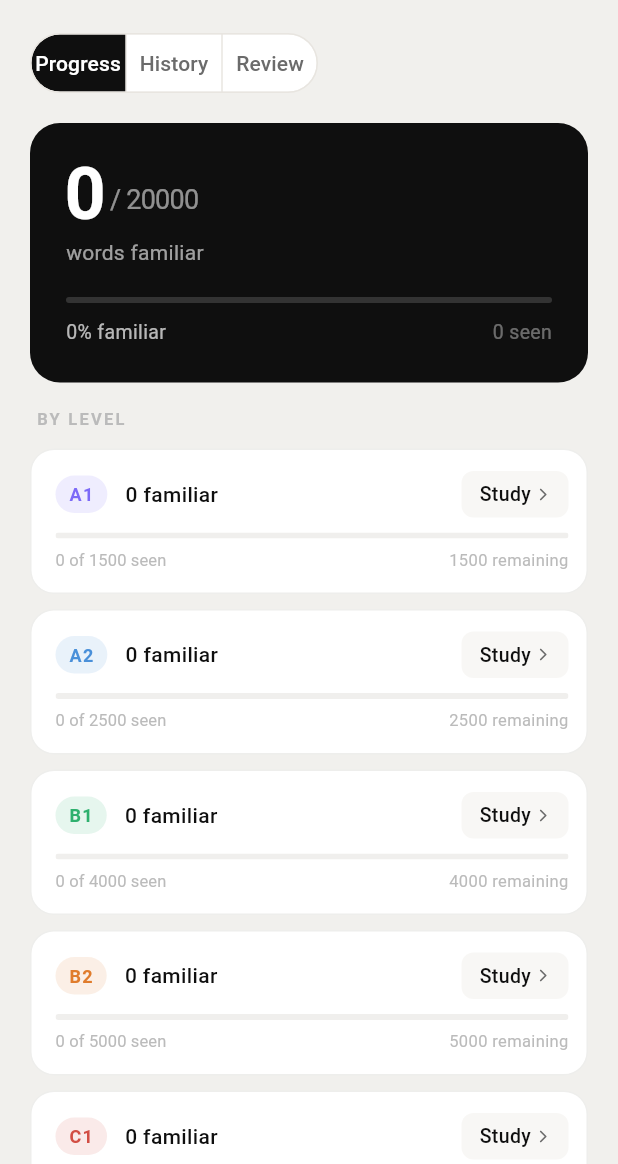
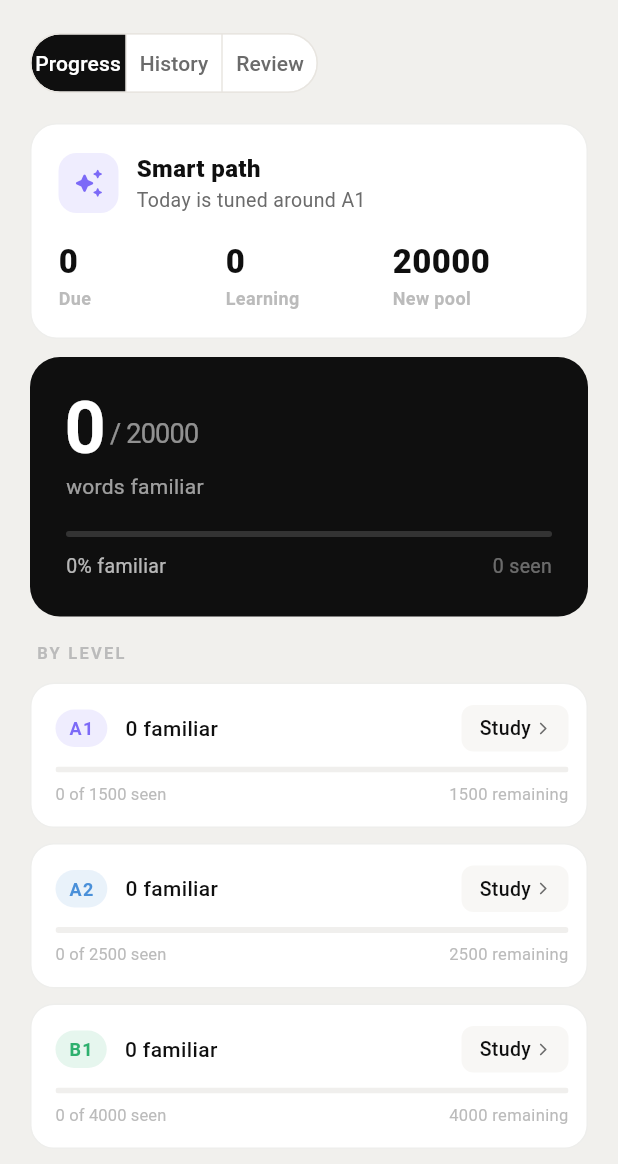
Before and after one commit to hollowha/word-swipe, a Flutter app: the DashboardScreen screen opened by its route, on a phone screen of 412 x 824 dp, the part 72-1236 px from its top. Run offline on Flutter 3.47's test engine with Material 3 defaults, Android fonts, the phone set to English and light mode, and no system bars; our stand-ins replace dio, flutter_riverpod, go_router, hive_flutter; missing offline and left inert: dart:html, dart:js_util; accounts and stored records are empty.

Commit message:
feat: implement smart deck functionality with metrics tracking
- Add SmartDeck and SmartDeckMetrics classes to manage vocabulary and learning statistics.
- Introduce study constants for CEFR levels and SRS intervals.
- Enhance SwipeRecord to include spaced repetition tracking and due dates.
- Update SwipeNotifier to manage new counts and due review completions.
- Modify StorageService to generate smart decks based on user progress and learning needs.
- Create SmartPathCard and TodayStatusPanel widgets for displaying smart deck statistics.
- Update SwipeScreen and DashboardScreen to integrate smart deck features.
- Add tests for smart deck functionality, including prioritization of due reviews and level progression.

```diff
--- /dev/null
+++ b/lib/models/smart_deck.dart
@@ -0,0 +1,29 @@
+import 'word.dart';
+
+class SmartDeckMetrics {
+  final String targetLevel;
+  final int dueReviewCount;
+  final int learningCount;
+  final int knowCount;
+  final int newCount;
+  final int totalCount;
+
+  const SmartDeckMetrics({
+    required this.targetLevel,
+    required this.dueReviewCount,
+    required this.learningCount,
+    required this.knowCount,
+    required this.newCount,
+    required this.totalCount,
+  });
+}
+
+class SmartDeck {
+  final List<Word> words;
+  final SmartDeckMetrics metrics;
+
+  const SmartDeck({
+    required this.words,
+    required this.metrics,
+  });
+}
--- a/lib/providers/word_providers.dart
+++ b/lib/providers/word_providers.dart
@@ -1,10 +1,12 @@
 import 'dart:math';
 import 'package:flutter_riverpod/flutter_riverpod.dart';
+import '../models/smart_deck.dart';
+import '../models/study_constants.dart';
 import '../models/word.dart';
 import '../services/asset_service.dart';
 import '../services/storage_service.dart';
 
-enum StudyDeckMode { normal, reviewLeftSwiped }
+enum StudyDeckMode { smart, normal, reviewLeftSwiped }
 
 final assetServiceProvider = Provider<AssetService>((ref) => AssetService());
 
@@ -13,7 +15,7 @@ final storageServiceProvider = Provider<StorageService>((ref) => StorageService(
 /// null = all levels
 final selectedLevelProvider = StateProvider<String?>((ref) => 'A1');
 final studyDeckModeProvider =
-    StateProvider<StudyDeckMode>((ref) => StudyDeckMode.normal);
+    StateProvider<StudyDeckMode>((ref) => StudyDeckMode.smart);
 
 /// Whether seeding is complete
 final seedingProvider = FutureProvider<void>((ref) async {
@@ -22,15 +24,25 @@ final seedingProvider = FutureProvider<void>((ref) async {
   await storage.seedIfNeeded(assets);
 });
 
-/// The current shuffled deck (up to 200 cards), depends on selected level
+final smartDeckProvider = FutureProvider<SmartDeck>((ref) async {
+  await ref.watch(seedingProvider.future);
+  final storage = ref.read(storageServiceProvider);
+  return storage.getSmartDeck();
+});
+
+/// The current deck for the active study mode.
 final wordDeckProvider = FutureProvider<List<Word>>((ref) async {
   await ref.watch(seedingProvider.future);
   final level = ref.watch(selectedLevelProvider);
   final mode = ref.watch(studyDeckModeProvider);
   final storage = ref.read(storageServiceProvider);
+  if (mode == StudyDeckMode.smart) {
+    return storage.getSmartDeck().words;
+  }
+
   final words = mode == StudyDeckMode.reviewLeftSwiped
       ? storage.getReviewWordsByLevel(level)
       : storage.getStudyWordsByLevel(level);
   words.shuffle(Random());
-  return words.take(200).toList();
+  return words.take(manualDeckSize).toList();
 });
--- a/lib/screens/dashboard_screen.dart
+++ b/lib/screens/dashboard_screen.dart
@@ -4,9 +4,12 @@ import 'package:go_router/go_router.dart';
 
 import '../providers/swipe_providers.dart';
 import '../providers/word_providers.dart';
+import '../models/smart_deck.dart';
+import '../models/study_constants.dart';
 import '../services/storage_service.dart';
 import '../theme.dart';
 import '../widgets/cefr_badge.dart';
+import '../widgets/smart_path_card.dart';
 
 enum _DashboardTab { progress, history, review }
 enum _HistoryViewMode { events, recentWords }
@@ -30,6 +33,7 @@ class _DashboardScreenState extends ConsumerState<DashboardScreen> {
     final historyEvents = storage.getSwipeEventEntries(level: selectedLevel);
     final recentWords = storage.getRecentWordSummaries(level: selectedLevel);
     final reviewWords = storage.getReviewWordSummaries(level: selectedLevel);
+    final smartStats = storage.getSmartStats();
 
     int totalFamiliar = 0;
     int totalSeen = 0;
@@ -112,6 +116,7 @@ class _DashboardScreenState extends ConsumerState<DashboardScreen> {
                   child: switch (_selectedTab) {
                     _DashboardTab.progress => _ProgressTab(
                         stats: stats,
+                        smartStats: smartStats,
                         totalFamiliar: totalFamiliar,
                         totalSeen: totalSeen,
                         totalWords: totalWords,
@@ -250,6 +255,7 @@ class _LevelFilterBar extends StatelessWidget {
 
 class _ProgressTab extends StatelessWidget {
   final Map<String, Map<String, int>> stats;
+  final SmartDeckMetrics smartStats;
   final int totalFamiliar;
   final int totalSeen;
   final int totalWords;
@@ -257,6 +263,7 @@ class _ProgressTab extends StatelessWidget {
 
   const _ProgressTab({
     required this.stats,
+    required this.smartStats,
     required this.totalFamiliar,
     required this.totalSeen,
     required this.totalWords,
@@ -268,6 +275,8 @@ class _ProgressTab extends StatelessWidget {
     return ListView(
       padding: const EdgeInsets.symmetric(horizontal: 20),
       children: [
+        SmartPathCard(stats: smartStats),
+        const SizedBox(height: 12),
         _HeroCard(
           familiar: totalFamiliar,
           seen: totalSeen,
@@ -286,7 +295,7 @@ class _ProgressTab extends StatelessWidget {
             ),
           ),
         ),
-        ...['A1', 'A2', 'B1', 'B2', 'C1', 'C2'].map((level) {
+        ...cefrLevels.map((level) {
           final s = stats[level] ?? {'total': 0, 'seen': 0, 'familiar': 0};
           return Padding(
             padding: const EdgeInsets.only(bottom: 10),
@@ -763,7 +772,7 @@ class _RecentWordCard extends StatelessWidget {
                 ),
                 const SizedBox(height: 8),
                 Text(
-                  'Right ${summary.record.rightCount} · Left ${summary.record.leftCount}',
+                  'Right ${summary.record.rightCount} / Left ${summary.record.leftCount}',
                   style: const TextStyle(
                     fontSize: 12,
                     color: AppTheme.inkMuted,
@@ -889,7 +898,7 @@ class _ReviewWordCard extends StatelessWidget {
           ),
           const SizedBox(height: 8),
           Text(
-            'Left ${entry.record.leftCount} · Right ${entry.record.rightCount}',
+            'Left ${entry.record.leftCount} / Right ${entry.record.rightCount}',
             style: const TextStyle(
               fontSize: 12,
               color: AppTheme.inkMuted,
--- /dev/null
+++ b/lib/widgets/smart_path_card.dart
@@ -0,0 +1,110 @@
+import 'package:flutter/material.dart';
+
+import '../models/smart_deck.dart';
+import '../theme.dart';
+
+class SmartPathCard extends StatelessWidget {
+  final SmartDeckMetrics stats;
+
+  const SmartPathCard({super.key, required this.stats});
+
+  @override
+  Widget build(BuildContext context) {
+    return Container(
+      padding: const EdgeInsets.all(18),
+      decoration: BoxDecoration(
+        color: AppTheme.surface,
+        borderRadius: BorderRadius.circular(18),
+        border: Border.all(color: const Color(0xFFEEEEEC)),
+      ),
+      child: Column(
+        crossAxisAlignment: CrossAxisAlignment.start,
+        children: [
+          Row(
+            children: [
+              Container(
+                width: 40,
+                height: 40,
+                decoration: BoxDecoration(
+                  color: AppTheme.cefrColor(stats.targetLevel)
+                      .withValues(alpha: 0.12),
+                  borderRadius: BorderRadius.circular(12),
+                ),
+                child: Icon(
+                  Icons.auto_awesome_rounded,
+                  color: AppTheme.cefrColor(stats.targetLevel),
+                  size: 21,
+                ),
+              ),
+              const SizedBox(width: 12),
+              Expanded(
+                child: Column(
+                  crossAxisAlignment: CrossAxisAlignment.start,
+                  children: [
+                    const Text(
+                      'Smart path',
+                      style: TextStyle(
+                        fontSize: 16,
+                        fontWeight: FontWeight.w800,
+                        color: AppTheme.ink,
+                      ),
+                    ),
+                    Text(
+                      'Today is tuned around ${stats.targetLevel}',
+                      style: const TextStyle(
+                        fontSize: 13,
+                        color: AppTheme.inkSubtle,
+                      ),
+                    ),
+                  ],
+                ),
+              ),
+            ],
+          ),
+          const SizedBox(height: 16),
+          Row(
+            children: [
+              _SmartStat(label: 'Due', value: stats.dueReviewCount),
+              _SmartStat(label: 'Learning', value: stats.learningCount),
+              _SmartStat(label: 'New pool', value: stats.newCount),
+            ],
+          ),
+        ],
+      ),
+    );
+  }
+}
+
+class _SmartStat extends StatelessWidget {
+  final String label;
+  final int value;
+
+  const _SmartStat({required this.label, required this.value});
+
+  @override
+  Widget build(BuildContext context) {
+    return Expanded(
+      child: Column(
+        crossAxisAlignment: CrossAxisAlignment.start,
+        children: [
+          Text(
+            '$value',
+            style: const TextStyle(
+              fontSize: 22,
+              fontWeight: FontWeight.w800,
+              color: AppTheme.ink,
+            ),
+          ),
+          Text(
+            label,
+            style: const TextStyle(
+              fontSize: 12,
+              color: AppTheme.inkMuted,
+              fontWeight: FontWeight.w600,
+            ),
+          ),
+        ],
+      ),
+    );
+  }
+}
```
Also changed, not shown: lib/models/study_constants.dart (added, +15 -0 lines), lib/models/swipe_record.dart (+18 -0 lines), lib/providers/swipe_providers.dart (+35 -7 lines), lib/screens/swipe_screen.dart (+103 -6 lines), lib/services/storage_service.dart (+168 -5 lines), lib/widgets/today_status_panel.dart (added, +101 -0 lines), lib/models/swipe_record.g.dart, 3 other files.
